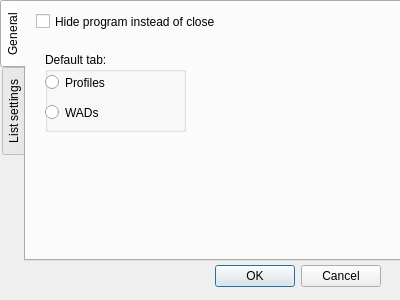
The window that scr/configdialog.ui (VolkMilit/ChickenLauncher) describes before a commit, drawn with Qt 5.
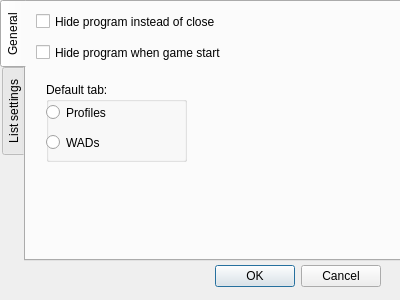
The same window after the commit.

What changed in the file:
```diff
--- a/scr/configdialog.ui
+++ b/scr/configdialog.ui
@@ -37,7 +37,7 @@
       <rect>
        <x>10</x>
        <y>10</y>
-       <width>201</width>
+       <width>291</width>
        <height>19</height>
       </rect>
      </property>
@@ -48,8 +48,8 @@
     <widget class="QGroupBox" name="groupBox">
      <property name="geometry">
       <rect>
-       <x>19</x>
-       <y>50</y>
+       <x>20</x>
+       <y>80</y>
        <width>141</width>
        <height>80</height>
       </rect>
@@ -84,6 +84,19 @@
       </property>
      </widget>
     </widget>
+    <widget class="QCheckBox" name="cb_hide_game">
+     <property name="geometry">
+      <rect>
+       <x>10</x>
+       <y>40</y>
+       <width>241</width>
+       <height>21</height>
+      </rect>
+     </property>
+     <property name="text">
+      <string>Hide program when game start</string>
+     </property>
+    </widget>
    </widget>
    <widget class="QWidget" name="tab_ls">
     <attribute name="title">
```
Left out of the diff: 2 changed lines with no effect on the pictures.
